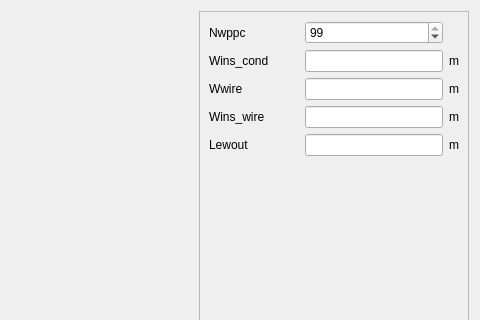
Old version of the form pyleecan/GUI/Dialog/DMachineSetup/SWindCond/PCondType12/PCondType12.ui in the repository Eomys/pyleecan; both pictures show x 709 to 1189 and y 0 to 320 of the 1189 by 672 pixel window.
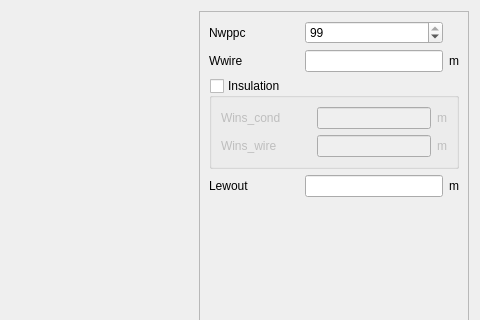
New version of the form. Icons and pictures are not drawn. Custom widgets are drawn as their Qt base class.

Patch:
```diff
--- a/pyleecan/GUI/Dialog/DMachineSetup/SWindCond/PCondType12/PCondType12.ui
+++ b/pyleecan/GUI/Dialog/DMachineSetup/SWindCond/PCondType12/PCondType12.ui
@@ -65,44 +65,9 @@
         <height>648</height>
        </rect>
       </property>
-      <layout class="QVBoxLayout" name="verticalLayout">
-       <item>
-        <layout class="QGridLayout" name="gridLayout">
-         <item row="3" column="2">
-          <widget class="QLabel" name="unit_Wins_wire">
-           <property name="minimumSize">
-            <size>
-             <width>0</width>
-             <height>0</height>
-            </size>
-           </property>
-           <property name="text">
-            <string>m</string>
-           </property>
-          </widget>
-         </item>
-         <item row="5" column="1">
-          <widget class="FloatEdit" name="lf_Lewout">
-           <property name="minimumSize">
-            <size>
-             <width>50</width>
-             <height>0</height>
-            </size>
-           </property>
-           <property name="maximumSize">
-            <size>
-             <width>16777215</width>
-             <height>16777215</height>
-            </size>
-           </property>
-           <property name="toolTip">
-            <string>End-winding length on one side for a half-turn</string>
-           </property>
-           <property name="whatsThis">
-            <string>End-winding length on one side for a half-turn</string>
-           </property>
-          </widget>
-         </item>
+      <layout class="QGridLayout" name="gridLayout_3">
+       <item row="0" column="0">
+        <layout class="QGridLayout" name="gridLayout_2">
          <item row="0" column="0">
           <widget class="QLabel" name="in_Nwpc1">
            <property name="minimumSize">
@@ -116,22 +81,6 @@
            </property>
           </widget>
          </item>
-         <item row="2" column="1">
-          <widget class="FloatEdit" name="lf_Wwire">
-           <property name="minimumSize">
-            <size>
-             <width>0</width>
-             <height>0</height>
-            </size>
-           </property>
-           <property name="maximumSize">
-            <size>
-             <width>16777215</width>
-             <height>16777215</height>
-            </size>
-           </property>
-          </widget>
-         </item>
          <item row="0" column="1">
           <widget class="QSpinBox" name="si_Nwpc1">
            <property name="minimumSize">
@@ -145,20 +94,7 @@
            </property>
           </widget>
          </item>
-         <item row="2" column="2">
-          <widget class="QLabel" name="unit_Wwire">
-           <property name="minimumSize">
-            <size>
-             <width>0</width>
-             <height>0</height>
-            </size>
-           </property>
-           <property name="text">
-            <string>m</string>
-           </property>
-          </widget>
-         </item>
-         <item row="2" column="0">
+         <item row="1" column="0">
           <widget class="QLabel" name="in_Wwire">
            <property name="minimumSize">
             <size>
@@ -171,24 +107,11 @@
            </property>
           </widget>
          </item>
-         <item row="3" column="0">
-          <widget class="QLabel" name="in_Wins_wire">
+         <item row="1" column="1">
+          <widget class="FloatEdit" name="lf_Wwire">
            <property name="minimumSize">
             <size>
-             <width>90</width>
-             <height>0</height>
-            </size>
-           </property>
-           <property name="text">
-            <string>Wins_wire</string>
-           </property>
-          </widget>
-         </item>
-         <item row="3" column="1">
-          <widget class="FloatEdit" name="lf_Wins_wire">
-           <property name="minimumSize">
-            <size>
-             <width>50</width>
+             <width>0</width>
              <height>0</height>
             </size>
            </property>
@@ -200,7 +123,117 @@
            </property>
           </widget>
          </item>
-         <item row="5" column="0">
+         <item row="1" column="2">
+          <widget class="QLabel" name="unit_Wwire">
+           <property name="minimumSize">
+            <size>
+             <width>0</width>
+             <height>0</height>
+            </size>
+           </property>
+           <property name="text">
+            <string>m</string>
+           </property>
+          </widget>
+         </item>
+        </layout>
+       </item>
+       <item row="1" column="0">
+        <widget class="QGroupBox" name="g_ins">
+         <property name="title">
+          <string>Insulation</string>
+         </property>
+         <property name="checkable">
+          <bool>true</bool>
+         </property>
+         <property name="checked">
+          <bool>false</bool>
+         </property>
+         <layout class="QGridLayout" name="gridLayout">
+          <item row="0" column="0">
+           <widget class="QLabel" name="in_Wins_cond">
+            <property name="minimumSize">
+             <size>
+              <width>90</width>
+              <height>0</height>
+             </size>
+            </property>
+            <property name="text">
+             <string>Wins_cond</string>
+            </property>
+           </widget>
+          </item>
+          <item row="0" column="1">
+           <widget class="FloatEdit" name="lf_Wins_cond">
+            <property name="minimumSize">
+             <size>
+              <width>50</width>
+              <height>0</height>
+             </size>
+            </property>
+            <property name="maximumSize">
+             <size>
+              <width>16777215</width>
+              <height>16777215</height>
+             </size>
+            </property>
+           </widget>
+          </item>
+          <item row="0" column="2">
+           <widget class="QLabel" name="unit_Wins_cond">
+            <property name="text">
+             <string>m</string>
+            </property>
+           </widget>
+          </item>
+          <item row="1" column="0">
+           <widget class="QLabel" name="in_Wins_wire">
+            <property name="minimumSize">
+             <size>
+              <width>90</width>
+              <height>0</height>
+             </size>
+            </property>
+            <property name="text">
+             <string>Wins_wire</string>
+            </property>
+           </widget>
+          </item>
+          <item row="1" column="1">
+           <widget class="FloatEdit" name="lf_Wins_wire">
+            <property name="minimumSize">
+             <size>
+              <width>50</width>
+              <height>0</height>
+             </size>
+            </property>
+            <property name="maximumSize">
+             <size>
+              <width>16777215</width>
+              <height>16777215</height>
+             </size>
+            </property>
+           </widget>
+          </item>
+          <item row="1" column="2">
+           <widget class="QLabel" name="unit_Wins_wire">
+            <property name="minimumSize">
+             <size>
+              <width>0</width>
+              <height>0</height>
+             </size>
+            </property>
+            <property name="text">
+             <string>m</string>
+            </property>
+           </widget>
+          </item>
+         </layout>
+        </widget>
+       </item>
+       <item row="2" column="0">
+        <layout class="QHBoxLayout" name="horizontalLayout_2">
+         <item>
           <widget class="QLabel" name="in_Lewout">
            <property name="minimumSize">
             <size>
@@ -219,7 +252,29 @@
            </property>
           </widget>
          </item>
-         <item row="5" column="2">
+         <item>
+          <widget class="FloatEdit" name="lf_Lewout">
+           <property name="minimumSize">
+            <size>
+             <width>50</width>
+             <height>0</height>
+            </size>
+           </property>
+           <property name="maximumSize">
+            <size>
+             <width>16777215</width>
+             <height>16777215</height>
+            </size>
+           </property>
+           <property name="toolTip">
+            <string>End-winding length on one side for a half-turn</string>
+           </property>
+           <property name="whatsThis">
+            <string>End-winding length on one side for a half-turn</string>
+           </property>
+          </widget>
+         </item>
+         <item>
           <widget class="QLabel" name="unit_Lewout">
            <property name="minimumSize">
             <size>
@@ -238,45 +293,9 @@
            </property>
           </widget>
          </item>
-         <item row="1" column="0">
-          <widget class="QLabel" name="in_Wins_cond">
-           <property name="minimumSize">
-            <size>
-             <width>90</width>
-             <height>0</height>
-            </size>
-           </property>
-           <property name="text">
-            <string>Wins_cond</string>
-           </property>
-          </widget>
-         </item>
-         <item row="1" column="1">
-          <widget class="FloatEdit" name="lf_Wins_cond">
-           <property name="minimumSize">
-            <size>
-             <width>50</width>
-             <height>0</height>
-            </size>
-           </property>
-           <property name="maximumSize">
-            <size>
-             <width>16777215</width>
-             <height>16777215</height>
-            </size>
-           </property>
-          </widget>
-         </item>
-         <item row="1" column="2">
-          <widget class="QLabel" name="unit_Wins_cond">
-           <property name="text">
-            <string>m</string>
-           </property>
-          </widget>
-         </item>
         </layout>
        </item>
-       <item>
+       <item row="3" column="0">
         <spacer name="verticalSpacer">
          <property name="orientation">
           <enum>Qt::Vertical</enum>
```
Left out of the diff: 4 changed lines with no effect on the pictures.
